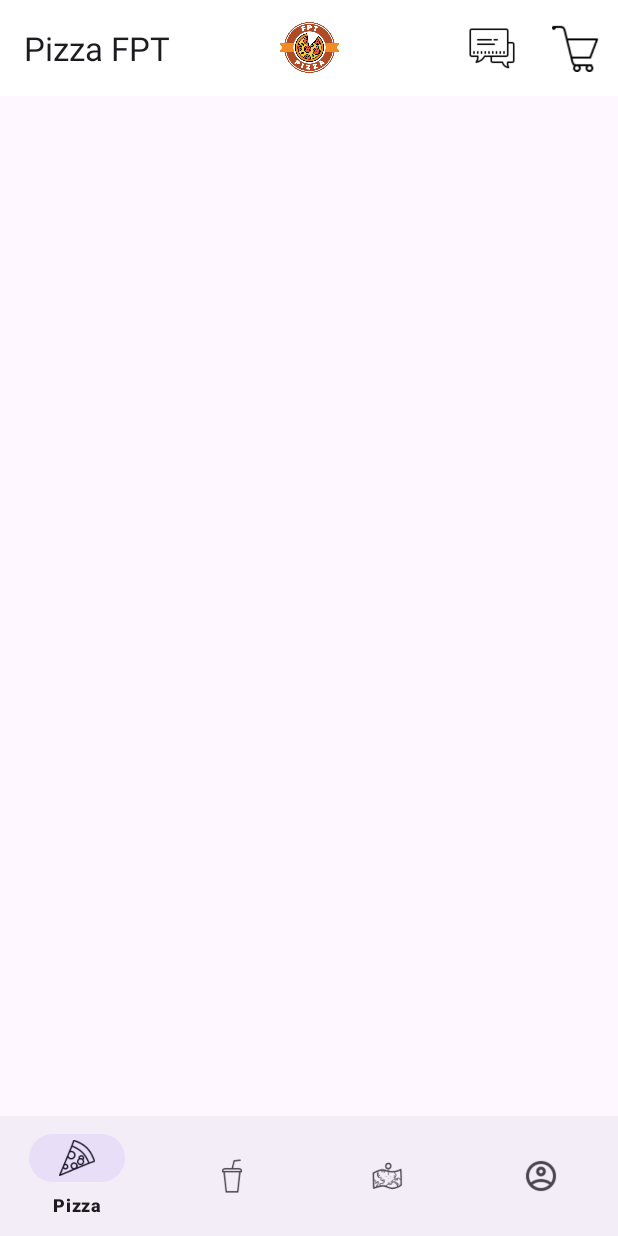
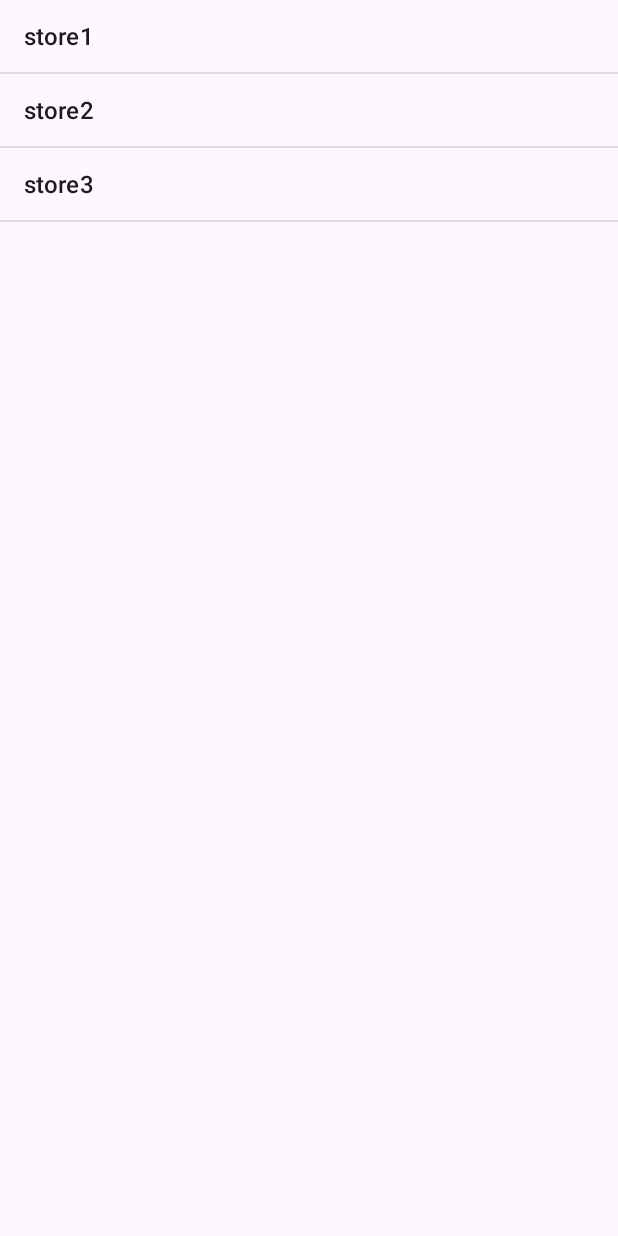
Before and after one commit to dangkhoaaaa/PizzaApplication, an Android app: the MainActivity screen opened directly, with no data from a screen before it, after a tap on "Notification", on a phone screen of 412 x 824 dp. Run offline under Robolectric (Android 15) with nearby library versions, the light colour scheme and no system bars; libraries missing offline, so code that uses them is left out: com.auth0.jwt; pictures from the network do not load; 2 statements that could not run were skipped.

Commit message:
chat message

```diff
--- a/app/build.gradle.kts
+++ b/app/build.gradle.kts
@@ -43,10 +43,11 @@ dependencies {
 
     //   implementation("com.android.volley:volley:1.2.1")
     implementation("com.github.momo-wallet:mobile-sdk:1.0.7")
-
+    implementation("io.socket:socket.io-client:2.0.0")
     implementation ("com.auth0:java-jwt:4.0.0")
 
-    implementation ("io.reactivex.rxjava2:rxjava:2.2.21")
+    implementation("androidx.lifecycle:lifecycle-viewmodel:2.4.0")
+    implementation("com.squareup.okhttp3:okhttp:4.9.3")
 
     implementation ("io.reactivex.rxjava2:rxandroid:2.1.1")
     implementation("androidx.lifecycle:lifecycle-livedata:2.5.1")
--- a/app/src/main/java/com/example/pizzaapplication/data/api/ApiService.java
+++ b/app/src/main/java/com/example/pizzaapplication/data/api/ApiService.java
@@ -74,6 +74,13 @@ public interface ApiService {
             @Field("password") String password
     );
 
+    @FormUrlEncoded
     @POST("users/register")
-    Call<RegisterResponse> register(@Body RegisterRequestModel user);
+    Call<RegisterResponse> register(
+            @Field("name") String name,
+            @Field("email") String email,
+            @Field("password") String password,
+            @Field("phone") String phone,
+            @Field("address") String address
+    );
 }
--- a/app/src/main/java/com/example/pizzaapplication/data/repository/UserRepository.java
+++ b/app/src/main/java/com/example/pizzaapplication/data/repository/UserRepository.java
@@ -47,7 +47,7 @@ public class UserRepository {
     }
 
     public void registerUser(RegisterRequestModel user, final RegisterCallback callback) {
-        Call<RegisterResponse> call = apiService.register(user);
+        Call<RegisterResponse> call = apiService.register(user.getName(), user.getEmail(), user.getPassword(), user.getPhone(), user.getAddress());
         call.enqueue(new Callback<RegisterResponse>() {
             @Override
             public void onResponse(Call<RegisterResponse> call, Response<RegisterResponse> response) {
--- a/app/src/main/java/com/example/pizzaapplication/view/CartActivity.java
+++ b/app/src/main/java/com/example/pizzaapplication/view/CartActivity.java
@@ -169,7 +169,7 @@ public class CartActivity extends AppCompatActivity {
         // client Required
         eventValue.put("merchantname", merchantName); // Tên đối tác
         eventValue.put("merchantcode", merchantCode); // Mã đối tác
-        eventValue.put("amount", fee); // Kiểu integer
+        eventValue.put("amount", amount); // Kiểu integer
         eventValue.put("orderId", String.valueOf(customerOrderId)); // unique id cho Bill order
         eventValue.put("orderLabel", "Mã đơn hàng"); // gán nhãn
 
--- /dev/null
+++ b/app/src/main/java/com/example/pizzaapplication/view/ChatActivity.java
@@ -0,0 +1,63 @@
+package com.example.pizzaapplication.view;
+
+import android.content.Context;
+import android.content.Intent;
+import android.os.Bundle;
+import android.view.View;
+import android.widget.AdapterView;
+import android.widget.ArrayAdapter;
+import android.widget.ListView;
+import android.widget.Toast;
+
+import androidx.appcompat.app.AppCompatActivity;
+import com.example.pizzaapplication.R;
+import com.example.pizzaapplication.share.DataLocalManager;
+import com.example.pizzaapplication.utils.JwtUtils;
+
+public class ChatActivity extends AppCompatActivity {
+
+    private String[] storeIds = {"store1", "store2", "store3"};
+    private static final String CHAT_PREFS = "ChatPrefs";
+    private static final String USER_ID = "userId";
+
+    @Override
+    protected void onCreate(Bundle savedInstanceState) {
+        super.onCreate(savedInstanceState);
+        setContentView(R.layout.activity_chat);
+        // Check if the token exists
+        String token = DataLocalManager.getInstance().getToken();
+        if (token == null) {
+            // Redirect to login activity if no token is found
+            Intent intent = new Intent(ChatActivity.this, LoginActivity.class);
+            startActivity(intent);
+            finish(); // Finish the current activity to prevent the user from going back
+            return;
+        }
+
+        // Extract user ID from token
+        String userId = JwtUtils.getUserId(token);
+        if (userId == null) {
+            Toast.makeText(this, "Invalid token. Please log in again.", Toast.LENGTH_SHORT).show();
+            Intent intent = new Intent(ChatActivity.this, LoginActivity.class);
+            startActivity(intent);
+            finish();
+            return;
+        }
+        //String userId = getSharedPreferences(CHAT_PREFS, Context.MODE_PRIVATE).getString(USER_ID, "defaultUser");
+
+        ListView listViewStores = findViewById(R.id.listViewStores);
+        ArrayAdapter<String> adapter = new ArrayAdapter<>(this, android.R.layout.simple_list_item_1, storeIds);
+        listViewStores.setAdapter(adapter);
+
+        listViewStores.setOnItemClickListener(new AdapterView.OnItemClickListener() {
+            @Override
+            public void onItemClick(AdapterView<?> parent, View view, int position, long id) {
+                String storeId = storeIds[position];
+                Intent intent = new Intent(ChatActivity.this, StoreChatActivity.class);
+                intent.putExtra("storeId", storeId);
+                intent.putExtra("userId", userId);
+                startActivity(intent);
+            }
+        });
+    }
+}
--- a/app/src/main/java/com/example/pizzaapplication/view/MainActivity.java
+++ b/app/src/main/java/com/example/pizzaapplication/view/MainActivity.java
@@ -66,6 +66,8 @@ public class MainActivity extends AppCompatActivity {
         int id = item.getItemId();
         if (id == R.id.action_notification) {
             // Xử lý khi click vào chuông thông báo
+            Intent intent = new Intent(MainActivity.this, ChatActivity.class);
+            startActivity(intent);
             return true;
         } else if (id == R.id.action_cart) {
             // Xử lý khi click vào biểu tượng giỏ hàng
--- /dev/null
+++ b/app/src/main/res/layout/activity_chat.xml
@@ -0,0 +1,21 @@
+<?xml version="1.0" encoding="utf-8"?>
+<androidx.constraintlayout.widget.ConstraintLayout xmlns:android="http://schemas.android.com/apk/res/android"
+    xmlns:app="http://schemas.android.com/apk/res-auto"
+    xmlns:tools="http://schemas.android.com/tools"
+    android:id="@+id/main"
+    android:layout_width="match_parent"
+    android:layout_height="match_parent"
+    tools:context=".view.ChatActivity">
+    <RelativeLayout xmlns:android="http://schemas.android.com/apk/res/android"
+        xmlns:tools="http://schemas.android.com/tools"
+        android:layout_width="match_parent"
+        android:layout_height="match_parent"
+        tools:context=".ChatActivity">
+
+        <ListView
+            android:id="@+id/listViewStores"
+            android:layout_width="match_parent"
+            android:layout_height="match_parent"/>
+    </RelativeLayout>
+
+</androidx.constraintlayout.widget.ConstraintLayout>
```
Also changed, not shown: app/src/main/AndroidManifest.xml (+11 -5 lines), app/src/main/java/com/example/pizzaapplication/adapter/MessageAdapter.java (added, +48 -0 lines), app/src/main/java/com/example/pizzaapplication/data/api/RetrofitClient.java (+8 -7 lines), app/src/main/java/com/example/pizzaapplication/utils/WebSocketLis.java (added, +59 -0 lines), app/src/main/java/com/example/pizzaapplication/view/StoreChatActivity.java (added, +141 -0 lines), app/src/main/java/com/example/pizzaapplication/viewmodel/ChatViewModel.java (added, +35 -0 lines), app/src/main/res/layout/activity_store_chat.xml (added, +45 -0 lines), app/src/main/res/layout/item_message.xml (added, +13 -0 lines).
